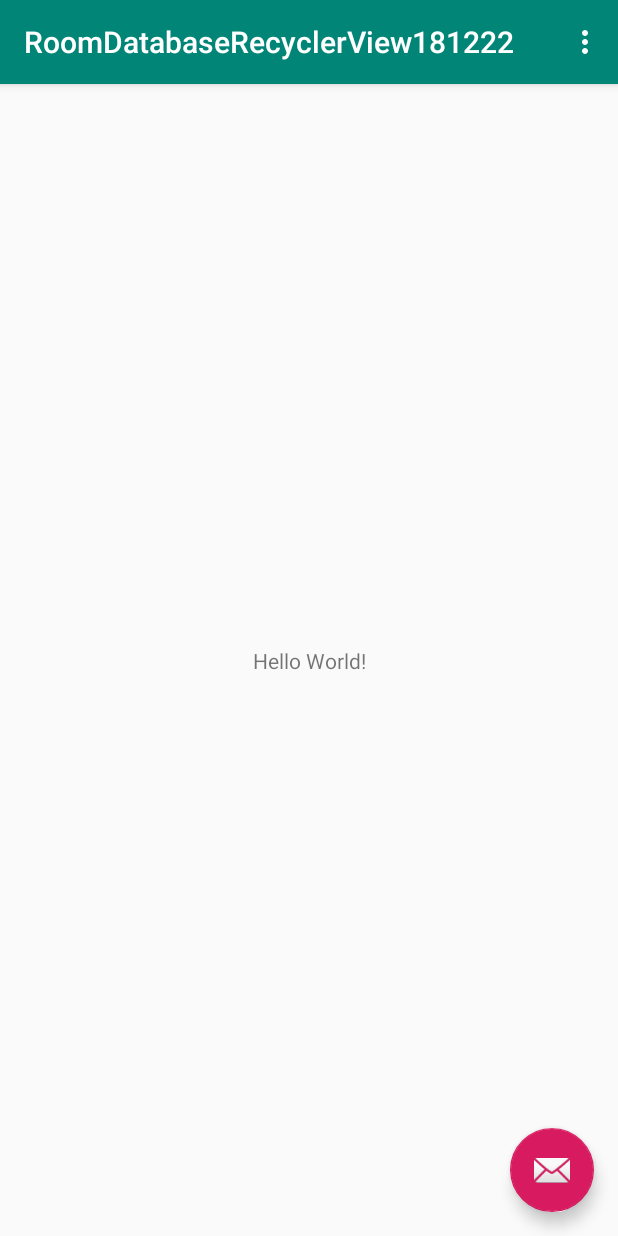
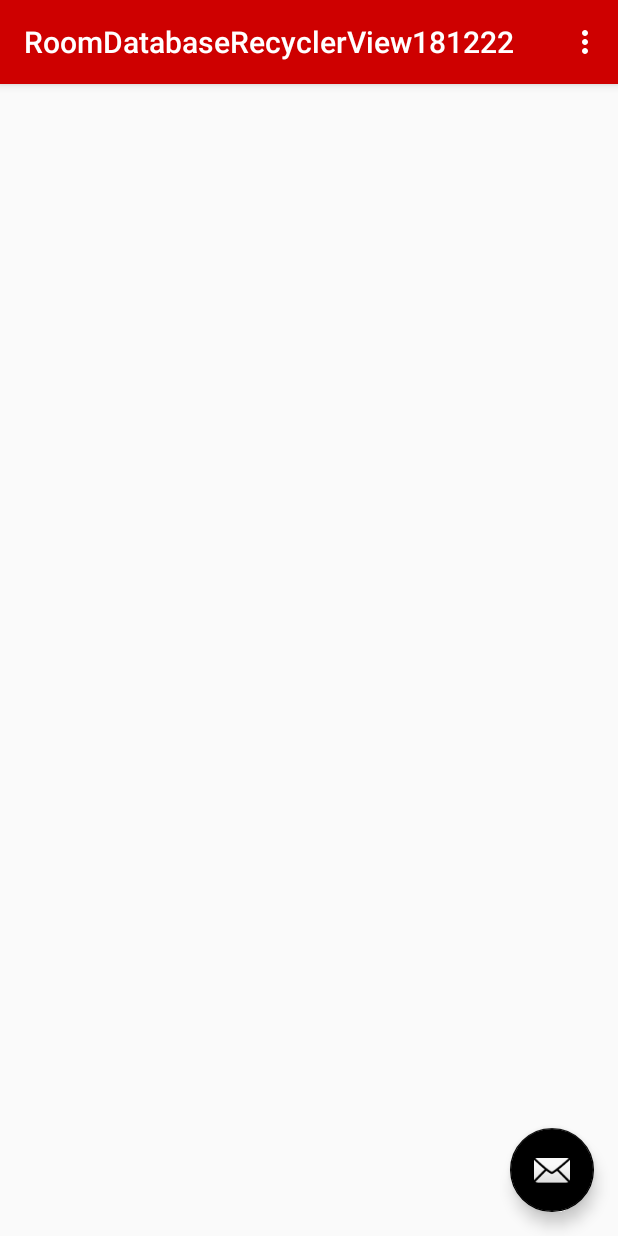
Before and after one commit to foureverhh/RoomDatabaseRecyclerView181222, an Android app: the screen it shows after launch (MainActivity), on a phone screen of 412 x 824 dp. Run offline under Robolectric (Android 15) with nearby library versions, the phone set to English and light mode, and no system bars.

Commit message:
Added android.support.v7.widget.RecyclerView

```diff
--- a/app/src/main/res/layout/content_main.xml
+++ b/app/src/main/res/layout/content_main.xml
@@ -8,13 +8,13 @@
     tools:context=".MainActivity"
     tools:showIn="@layout/activity_main">
 
-    <TextView
-        android:layout_width="wrap_content"
-        android:layout_height="wrap_content"
-        android:text="Hello World!"
+    <android.support.v7.widget.RecyclerView
+        android:id="@+id/recycler_view"
+        android:layout_width="0dp"
+        android:layout_height="0dp"
         app:layout_constraintBottom_toBottomOf="parent"
         app:layout_constraintLeft_toLeftOf="parent"
-        app:layout_constraintRight_toRightOf="parent"
-        app:layout_constraintTop_toTopOf="parent" />
-
+        app:layout_constrainedRight_toRightOf="parent"
+        app:layout_constrainedTop_toTopOf="parent"
+        />
 </android.support.constraint.ConstraintLayout>
--- a/app/src/main/res/values/colors.xml
+++ b/app/src/main/res/values/colors.xml
@@ -1,6 +1,6 @@
 <?xml version="1.0" encoding="utf-8"?>
 <resources>
-    <color name="colorPrimary">#008577</color>
-    <color name="colorPrimaryDark">#00574B</color>
-    <color name="colorAccent">#D81B60</color>
+    <color name="colorPrimary">#CE0000</color>
+    <color name="colorPrimaryDark">#A90000</color>
+    <color name="colorAccent">#000000</color>
 </resources>
```
